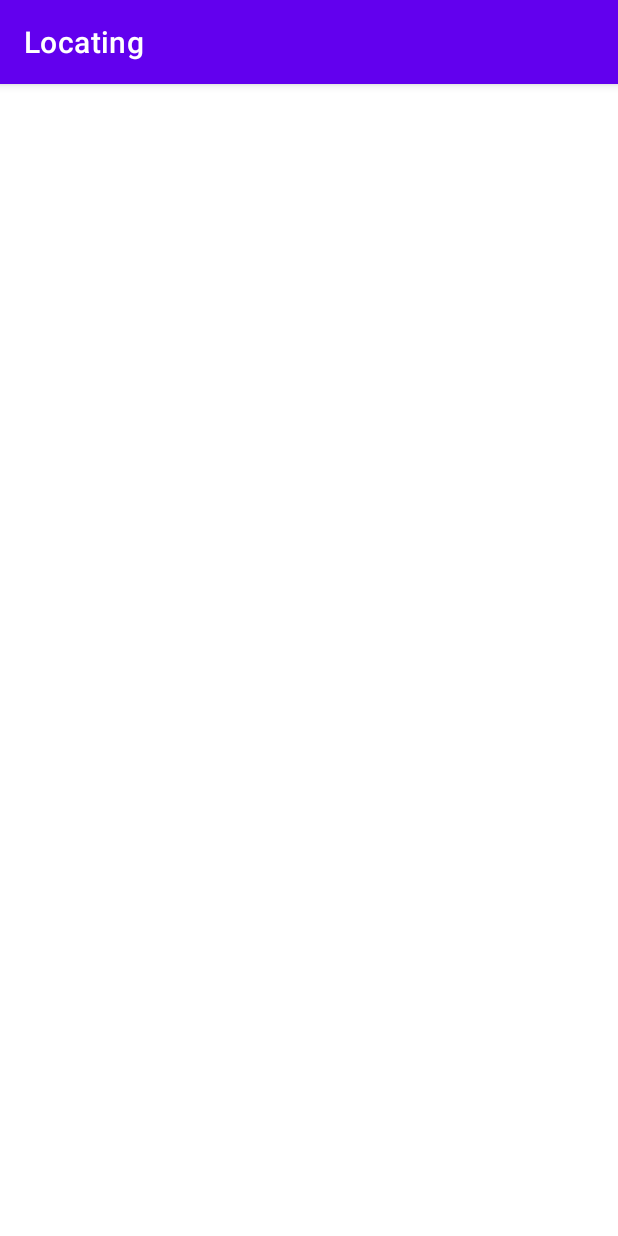
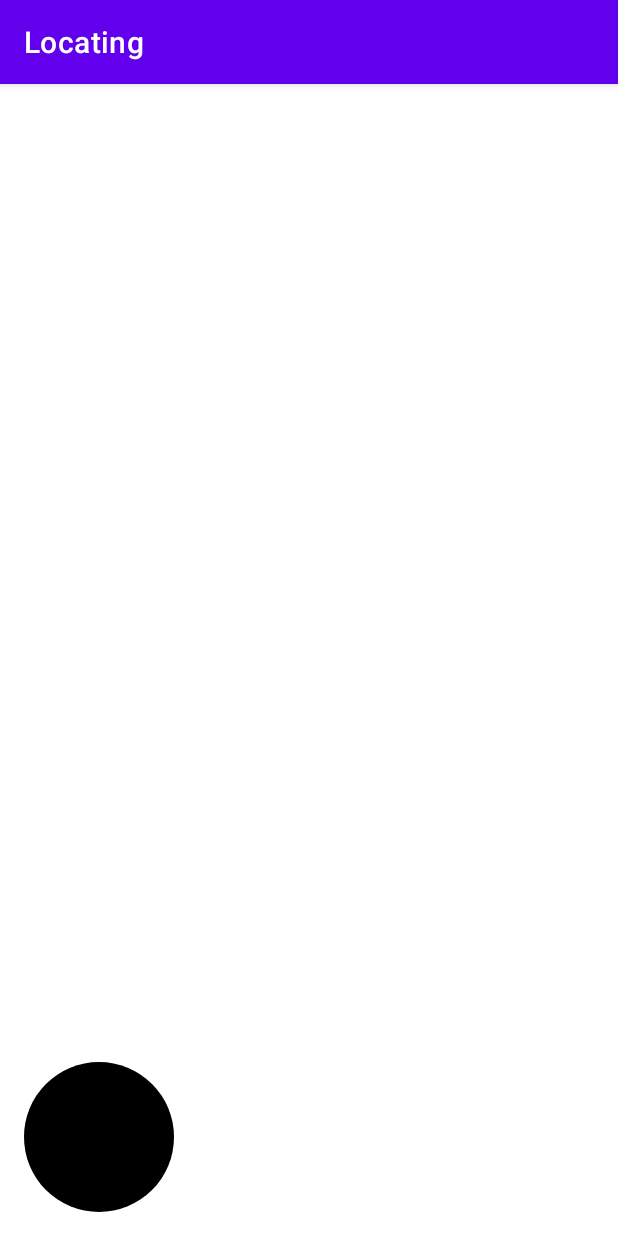
Before and after one commit to Will006/UCI_WiFi_Trilateration, an Android app: the Locating screen opened directly, with no data from a screen before it, on a phone screen of 412 x 824 dp. Run offline under Robolectric (Android 15) with nearby library versions, the phone set to English and light mode, and no system bars.

Commit message:
I have a dot now

```diff
--- a/app/src/main/java/com/example/wifitester/Locating.java
+++ b/app/src/main/java/com/example/wifitester/Locating.java
@@ -7,13 +7,22 @@ import android.content.Intent;
 import android.graphics.Canvas;
 import android.graphics.Color;
 import android.graphics.Paint;
+import android.net.wifi.ScanResult;
+import android.net.wifi.WifiManager;
 import android.os.Bundle;
+import android.text.Layout;
+import android.util.AttributeSet;
 import android.view.View;
 
 import androidx.appcompat.app.AppCompatActivity;
+import androidx.constraintlayout.widget.ConstraintLayout;
 import androidx.core.content.ContextCompat;
 
+import java.util.Arrays;
+import java.util.List;
 import java.util.Objects;
+import java.util.concurrent.ScheduledThreadPoolExecutor;
+import java.util.concurrent.TimeUnit;
 
 public class Locating extends AppCompatActivity {
     private static final int space = 50; // ft
@@ -24,13 +33,15 @@ public class Locating extends AppCompatActivity {
     View dot;
     Locator locator;
     WiFiScanner wiFiScanner;
+    ScheduledThreadPoolExecutor e = new ScheduledThreadPoolExecutor(1);
+
 
     class DrawView extends View {
         Paint paint = new Paint();
         Context ctx;
 
-        DrawView(Context ctx) {
-            super(ctx);
+        DrawView(Context ctx, AttributeSet attrs) {
+            super(ctx, attrs);
             this.ctx = ctx;
             paint.setColor(Color.BLACK);
         }
@@ -48,8 +59,8 @@ public class Locating extends AppCompatActivity {
         Paint paint = new Paint();
         Context ctx;
 
-        DotView(Context ctx) {
-            super(ctx);
+        DotView(Context ctx, AttributeSet attrs) {
+            super(ctx,attrs);
             this.ctx = ctx;
             paint.setColor(Color.BLACK);
         }
@@ -61,26 +72,45 @@ public class Locating extends AppCompatActivity {
         }
     }
 
-    private Runnable runnable = new Runnable() {
-        @Override
-        public void run() {
-            wiFiScanner.scanWifi();
-        }
-    };
 
     @Override
     protected void onCreate(Bundle savedInstanceState) {
         super.onCreate(savedInstanceState);
-        setContentView(new DrawView(this));
-        dot = new DotView(this);
+        setContentView(R.layout.activity_locating);
+        DrawView dv = new DrawView(this, null);
+        int id = View.generateViewId();
+        dv.setId(id);
+        ConstraintLayout l = (ConstraintLayout) findViewById(R.id.loc_parent);
+        l.addView(dv);
+
+//        dot = findViewById(R.id.dot);
+        dot = new DotView(this, null);
+        l.addView(dot);
         locator = new Locator(50, "RPiHotspot", "RPiHotspot2");
+        String[] AP = new String[]{"RPiHotspot", "RPiHotspot2"};
+        WifiManager wifiManager = (WifiManager) getSystemService(Context.WIFI_SERVICE);
         BroadcastReceiver bp = new BroadcastReceiver() {
             @Override
             public void onReceive(Context context, Intent intent) {
-
+                List<ScanResult> results = wifiManager.getScanResults();
+                // make sure we release hold
+                unregisterReceiver(this);
+                // if we got nothing
+                if (results.size() == 0) {
+                    // early return
+                    return;
+                }
+                for (ScanResult r: results) {
+                    if (Arrays.stream(AP).anyMatch(ap -> ap.equals(r.SSID))){
+                        locator.vote(r);
+                    }
+                }
+                redrawDot(locator.getMaxSegment());
+                e.schedule(wiFiScanner::scanWifi, 1, TimeUnit.SECONDS);
             }
         };
         wiFiScanner = new WiFiScanner(bp, this);
+        wiFiScanner.scanWifi();
     }
 
     void redrawDot(int seg) {
@@ -89,5 +119,6 @@ public class Locating extends AppCompatActivity {
                 seg * barlen*segments/space + xoffset + barlen/2*segments/space);
         ani.setDuration(1000);
         ani.start();
+//        dot.setVisibility(View.VISIBLE);
     }
 }
--- a/app/src/main/java/com/example/wifitester/Locator.java
+++ b/app/src/main/java/com/example/wifitester/Locator.java
@@ -6,12 +6,12 @@ import android.net.wifi.ScanResult;
 import java.util.Arrays;
 
 public class Locator {
-    private Integer[][] voting;
+    private int[][] voting;
     private final String ap1;
     private final String ap2;
 
     Locator(int size, String ap1, String ap2) {
-        voting = new Integer[size][size];
+        voting = new int[size][size];
         this.ap1 = ap1;
         this.ap2 = ap2;
     }
@@ -60,7 +60,7 @@ public class Locator {
     }
 
     void clear() {
-        voting = new Integer[voting.length][voting.length];
+        voting = new int[voting.length][voting.length];
     }
 
     int getMaxSegment() {
--- a/app/src/main/res/layout/activity_locating.xml
+++ b/app/src/main/res/layout/activity_locating.xml
@@ -2,16 +2,19 @@
 <androidx.constraintlayout.widget.ConstraintLayout xmlns:android="http://schemas.android.com/apk/res/android"
     xmlns:app="http://schemas.android.com/apk/res-auto"
     xmlns:tools="http://schemas.android.com/tools"
+    android:id="@+id/loc_parent"
     android:layout_width="match_parent"
     android:layout_height="match_parent"
     tools:context=".Locating">
 
     <ImageView
-        android:id="@+id/imageView"
-        android:layout_width="0dp"
-        android:layout_height="0dp"
-        android:visibility="gone"
-        app:srcCompat="@drawable/dot"
-        tools:layout_editor_absoluteX="128dp"
-        tools:layout_editor_absoluteY="424dp" />
+        android:id="@+id/dot"
+        android:layout_width="wrap_content"
+        android:layout_height="wrap_content"
+        android:layout_marginStart="16dp"
+        android:layout_marginBottom="16dp"
+        app:layout_constraintBottom_toBottomOf="parent"
+        app:layout_constraintStart_toStartOf="parent"
+        app:srcCompat="@drawable/dot" />
+
 </androidx.constraintlayout.widget.ConstraintLayout>
```
